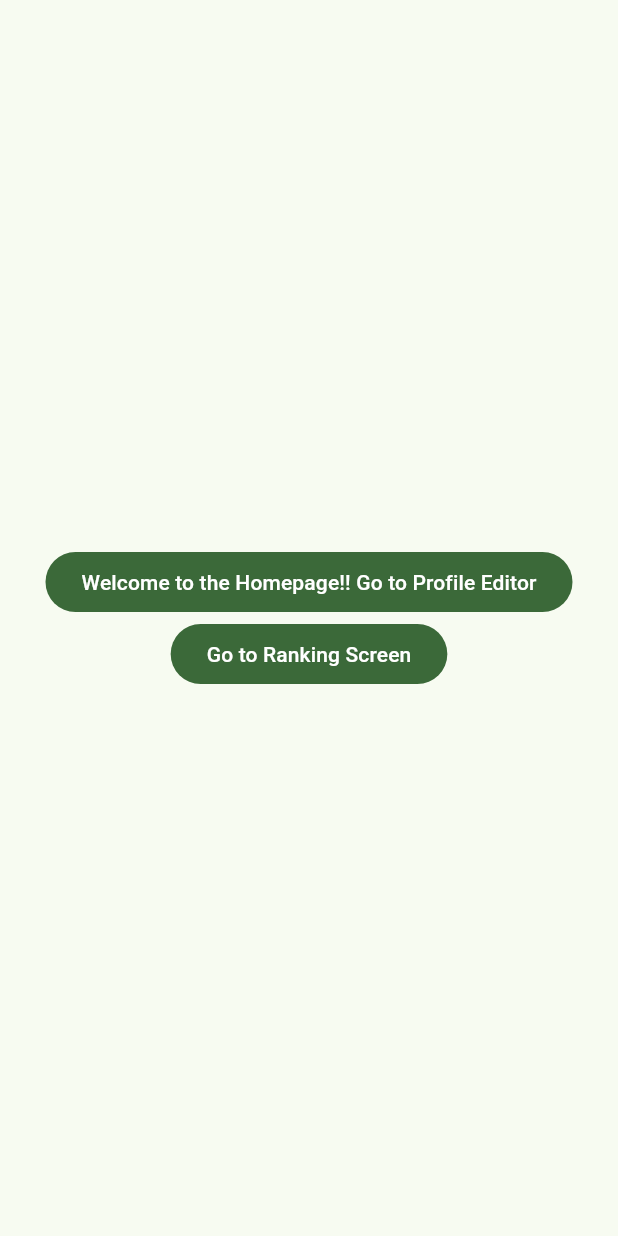
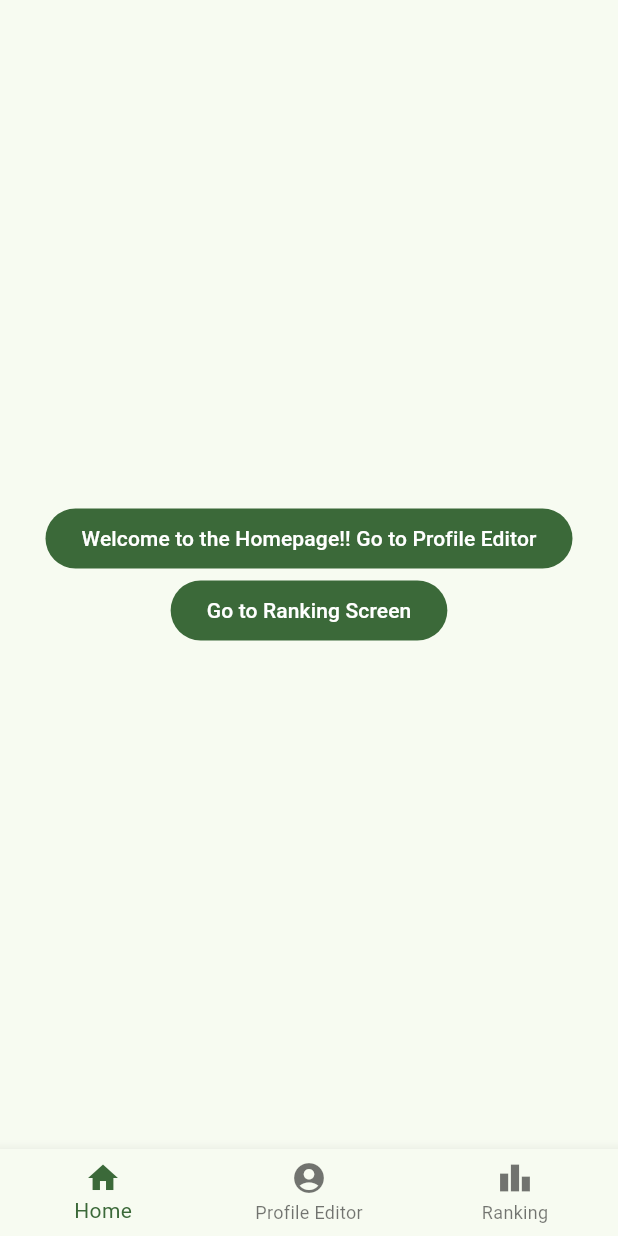
Before and after one commit to SergioPasMes/FlutterProjectMAD, a Flutter app: the screen it shows after launch, on a phone screen of 412 x 824 dp. Run offline on Flutter 3.47's test engine with Material 3 defaults, Android fonts, the phone set to English and light mode, and no system bars.

Commit message:
Added bottom menu to navigate through the app and organized the project in folders.
If using menu, the button functionalities will crash with the one of the menu, so buttons should be erased if menu is to be used.

```diff
--- a/lib/main.dart
+++ b/lib/main.dart
@@ -1,15 +1,42 @@
 import 'package:flutter/material.dart';
+import 'package:flutter_mad/screens/main_screen.dart';
+import 'package:flutter_mad/screens/profile_editor_screen.dart';
+import 'package:flutter_mad/screens/ranking_screen.dart';
+
 void main() {
-  runApp(const MyApp());
+  runApp(MyApp());
 }
-class MyApp extends StatelessWidget {
-  const MyApp({super.key});
-// This widget is the root of your application.
+class MyApp extends StatefulWidget {
+  @override
+    _MyApp createState() => _MyApp();
+}
+
+class _MyApp extends State<MyApp> {
+  // This widget is the root of your application.
+  int selectedIndex = 0;
+  final List<Widget> screens = [
+    MainScreen(),
+    ProfileEditorScreen(),
+    RankingScreen(),
+  ];
+
   @override
   Widget build(BuildContext context) {
     return MaterialApp(
       title: 'BioBond',
-      home: MainScreen(),
+      home: Scaffold(
+        body: screens[selectedIndex],
+        bottomNavigationBar: BottomNavigationBar(items: [
+          BottomNavigationBarItem(icon: Icon(Icons.home), label: 'Home'),
+          BottomNavigationBarItem(icon: Icon(Icons.account_circle), label: 'Profile Editor'),
+          BottomNavigationBarItem(icon: Icon(Icons.leaderboard), label: 'Ranking'),
+        ],
+        currentIndex: selectedIndex,
+        onTap: (index) => setState(() {
+          selectedIndex = index;
+        })
+        )
+      ),
       theme: ThemeData(
         colorScheme: ColorScheme.fromSeed(seedColor: Colors.green),
         useMaterial3: true,
@@ -17,78 +44,3 @@ class MyApp extends StatelessWidget {
     );
   }
 }
-
-class ProfileEditorScreen extends StatelessWidget {
-  @override
-  Widget build(BuildContext context) {
-    return Scaffold(
-      appBar: AppBar(
-        title: Text('Profile Editor'),
-      ),
-      body: Center(
-        child: FilledButton(
-          child: Text('You are in Profile Editor. Go back to MainScreen'),
-          onPressed: () {
-            Navigator.push(
-              context,
-              MaterialPageRoute(builder: (context) => MainScreen()),
-            );
-          },
-        ),
-      ),
-    );
-  }
-}
-
-class MainScreen extends StatelessWidget {
-  @override
-  Widget build(BuildContext context) {
-    return Scaffold(
-      body: Center(
-        child: Column(
-          mainAxisAlignment: MainAxisAlignment.center,
-          children: [
-            FilledButton(
-              child: Text('Welcome to the Homepage!! Go to Profile Editor'),
-              onPressed: () {
-                Navigator.push(
-                  context,
-                  MaterialPageRoute(builder: (context) => ProfileEditorScreen()),
-                );
-              },
-            ),
-            FilledButton(
-              child: Text('Go to Ranking Screen'),
-              onPressed: () {
-                Navigator.push(
-                  context,
-                  MaterialPageRoute(builder: (context) => RankingScreen()),
-                );
-              },
-            ),
-          ],
-        )
-
-      ),
-    );
-  }
-}
-
-class RankingScreen extends StatelessWidget {
-  @override
-  Widget build(BuildContext context) {
-    return Scaffold(
-      appBar: AppBar(
-        title: Text('Ranking Screen'),
-      ),
-      body: Center(
-        child: FilledButton(
-          child: Text('Welcome to the Ranking!! Back to the Homepage'),
-          onPressed: () {
-            Navigator.popUntil(context, ModalRoute.withName('/'));
-          },
-        ),
-      ),
-    );
-  }
-}
--- /dev/null
+++ b/lib/screens/main_screen.dart
@@ -0,0 +1,37 @@
+import 'package:flutter/material.dart';
+import 'package:flutter_mad/screens/profile_editor_screen.dart';
+import 'package:flutter_mad/screens/ranking_screen.dart';
+
+class MainScreen extends StatelessWidget {
+  @override
+  Widget build(BuildContext context) {
+    return Scaffold(
+      body: Center(
+          child: Column(
+            mainAxisAlignment: MainAxisAlignment.center,
+            children: [
+              FilledButton(
+                child: Text('Welcome to the Homepage!! Go to Profile Editor'),
+                onPressed: () {
+                  Navigator.push(
+                    context,
+                    MaterialPageRoute(builder: (context) => ProfileEditorScreen()),
+                  );
+                },
+              ),
+              FilledButton(
+                child: Text('Go to Ranking Screen'),
+                onPressed: () {
+                  Navigator.push(
+                    context,
+                    MaterialPageRoute(builder: (context) => RankingScreen()),
+                  );
+                },
+              ),
+            ],
+          )
+
+      ),
+    );
+  }
+}
--- a/pubspec.yaml
+++ b/pubspec.yaml
@@ -34,6 +34,8 @@ dependencies:
   # The following adds the Cupertino Icons font to your application.
   # Use with the CupertinoIcons class for iOS style icons.
   cupertino_icons: ^1.0.8
+  http: ^1.6.0
+  flutter_osm_plugin: ^1.4.3
 
 dev_dependencies:
   flutter_test:
```
Also changed, not shown: lib/screens/profile_editor_screen.dart (added, +24 -0 lines), lib/screens/ranking_screen.dart (added, +20 -0 lines), pubspec.lock, 5 other files.
